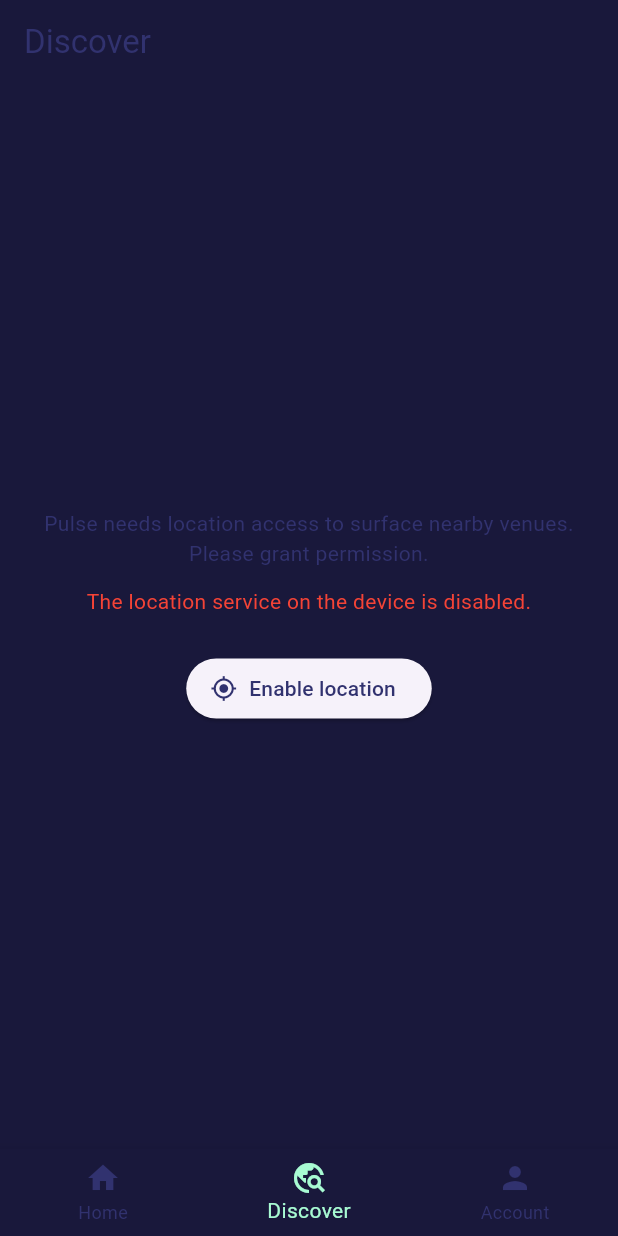
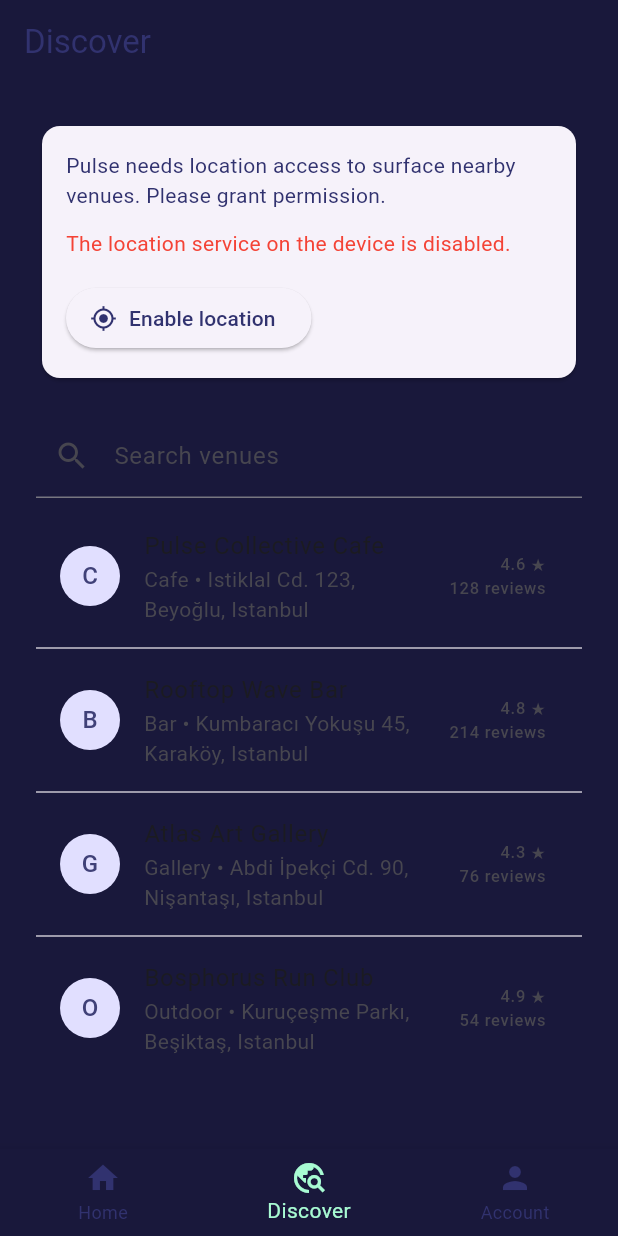
Before and after one commit to anielyavuz/heyWay, a Flutter app: the screen it shows once a user with an empty profile is signed in, item 2 of the bottom bar chosen, on a phone screen of 412 x 824 dp. Run offline on Flutter 3.47's test engine with Material 3 defaults, Android fonts, the phone set to English and light mode, and no system bars; our stand-ins replace cloud_firestore, firebase_auth, firebase_core, geolocator, shared_preferences; accounts and stored records are empty.

Commit message:
Add sample venue search experience

```diff
--- /dev/null
+++ b/lib/data/sample_venues.dart
@@ -0,0 +1,69 @@
+import 'package:cloud_firestore/cloud_firestore.dart';
+import '../models/venue.dart';
+
+final sampleVenues = <Venue>[
+  Venue(
+    id: 'cafe_pulse',
+    name: 'Pulse Collective Cafe',
+    category: 'Cafe',
+    location: const VenueLocation(
+      geoPoint: GeoPoint(41.0369, 28.9853),
+      geohash: 'sxkbfcyy3',
+    ),
+    addressSummary: 'Istiklal Cd. 123, Beyoğlu, Istanbul',
+    ownerId: null,
+    amenities: const ['WiFi', 'Outdoor Seating', 'Vegan Options'],
+    rating: const RatingSummary(average: 4.6, count: 128),
+    trendingScore: 92.4,
+    coverPhotoUrl:
+        'https://images.unsplash.com/photo-1521017432531-fbd92d768814?auto=format&fit=crop&w=800&q=80',
+  ),
+  Venue(
+    id: 'rooftop_wave',
+    name: 'Rooftop Wave Bar',
+    category: 'Bar',
+    location: const VenueLocation(
+      geoPoint: GeoPoint(41.0284, 28.9738),
+      geohash: 'sxkbe5prc',
+    ),
+    addressSummary: 'Kumbaracı Yokuşu 45, Karaköy, Istanbul',
+    ownerId: null,
+    amenities: const ['Live Music', 'Rooftop', 'Cocktails'],
+    rating: const RatingSummary(average: 4.8, count: 214),
+    trendingScore: 88.0,
+    coverPhotoUrl:
+        'https://images.unsplash.com/photo-1525286116112-b59af11adad1?auto=format&fit=crop&w=800&q=80',
+  ),
+  Venue(
+    id: 'atlas_gallery',
+    name: 'Atlas Art Gallery',
+    category: 'Gallery',
+    location: const VenueLocation(
+      geoPoint: GeoPoint(41.0392, 28.9977),
+      geohash: 'sxkbg7rse',
+    ),
+    addressSummary: 'Abdi İpekçi Cd. 90, Nişantaşı, Istanbul',
+    ownerId: null,
+    amenities: const ['Guided Tours', 'Workshops'],
+    rating: const RatingSummary(average: 4.3, count: 76),
+    trendingScore: 73.2,
+    coverPhotoUrl:
+        'https://images.unsplash.com/photo-1529421304207-8fc2c05c696c?auto=format&fit=crop&w=800&q=80',
+  ),
+  Venue(
+    id: 'bosphorus_run_club',
+    name: 'Bosphorus Run Club',
+    category: 'Outdoor',
+    location: const VenueLocation(
+      geoPoint: GeoPoint(41.0457, 29.0226),
+      geohash: 'sxkbhne77',
+    ),
+    addressSummary: 'Kuruçeşme Parkı, Beşiktaş, Istanbul',
+    ownerId: null,
+    amenities: const ['Community Events', 'Locker Room'],
+    rating: const RatingSummary(average: 4.9, count: 54),
+    trendingScore: 80.1,
+    coverPhotoUrl:
+        'https://images.unsplash.com/photo-1526404079169-9f47aa4c4d1d?auto=format&fit=crop&w=800&q=80',
+  ),
+];
--- a/lib/ideas/steps.txt
+++ b/lib/ideas/steps.txt
@@ -11,7 +11,7 @@
 ### Phase 1 – Core Pulse Experience
 - [x] Design Firestore collections (`users`, `venues`, `pulses`) aligned with firebase.txt spec. (Test: Execute unit tests instantiating the new model classes and ensure Firestore converters serialize/deserialize sample payloads correctly.)
 - [x] Build location permission request & geolocation service (using `geolocator` or similar). (Test: Launch on a fresh simulator, grant/deny permissions, and confirm the location state updates without breaking anonymous auth or theme persistence.)
-- [ ] Implement venue search + nearby list using sample data; integrate Firestore geohash queries later. (Test: Seed mock venues, search for a keyword, and verify results refresh while navigation tabs and location service keep functioning.)
+- [x] Implement venue search + nearby list using sample data; integrate Firestore geohash queries later. (Test: Seed mock venues, search for a keyword, and verify results refresh while navigation tabs and location service keep functioning.)
 - [ ] Wire up MapLibre GL with OpenStreetMap tiles for the discovery map and test marker rendering. (Test: Render the Discover map after location permission is granted and ensure MapLibre tiles plus markers appear with no dropped frames.)
 - [ ] Validate tile usage limits and configure style/theme files for MapLibre to match Pulse branding. (Test: Inspect MapLibre network calls during a 10-minute session to confirm tile limits aren't exceeded and styles match light/dark theme toggles.)
 - [ ] Integrate Foursquare Places API (free tier) for venue metadata during prototyping. (Test: Call the API via staging key, cache the response, and compare venue details with Firestore docs to ensure consistency and rate-limit compliance.)
--- a/lib/main.dart
+++ b/lib/main.dart
@@ -5,6 +5,7 @@
 import 'theme/app_theme.dart';
 import 'providers/location_provider.dart';
 import 'providers/theme_provider.dart';
+import 'providers/venue_search_provider.dart';
 import 'screens/home_screen.dart';
 import 'screens/account_screen.dart';
 import 'screens/discover_screen.dart';
@@ -28,6 +29,7 @@
           create: (_) => ThemeProvider()..loadThemePreference(),
         ),
         ChangeNotifierProvider(create: (_) => LocationProvider()..initialize()),
+        ChangeNotifierProvider(create: (_) => VenueSearchProvider()),
       ],
       child: Consumer<ThemeProvider>(
         builder: (context, themeProvider, child) {
--- /dev/null
+++ b/lib/providers/venue_search_provider.dart
@@ -0,0 +1,35 @@
+import 'package:flutter/material.dart';
+import '../data/sample_venues.dart';
+import '../models/venue.dart';
+
+class VenueSearchProvider extends ChangeNotifier {
+  VenueSearchProvider();
+
+  String _query = '';
+  List<Venue> _results = sampleVenues;
+
+  String get query => _query;
+  List<Venue> get results => _results;
+
+  void updateQuery(String value) {
+    _query = value;
+    _results = _filterVenues(value);
+    notifyListeners();
+  }
+
+  List<Venue> _filterVenues(String value) {
+    final trimmed = value.trim().toLowerCase();
+    if (trimmed.isEmpty) {
+      return sampleVenues;
+    }
+
+    return sampleVenues.where((venue) {
+      final nameMatch = venue.name.toLowerCase().contains(trimmed);
+      final categoryMatch = venue.category.toLowerCase().contains(trimmed);
+      final amenityMatch = venue.amenities.whereType<String>().any(
+        (amenity) => amenity.toLowerCase().contains(trimmed),
+      );
+      return nameMatch || categoryMatch || amenityMatch;
+    }).toList();
+  }
+}
--- a/lib/screens/discover_screen.dart
+++ b/lib/screens/discover_screen.dart
@@ -1,9 +1,31 @@
+import 'package:characters/characters.dart';
 import 'package:flutter/material.dart';
 import 'package:provider/provider.dart';
+import '../models/venue.dart';
 import '../providers/location_provider.dart';
+import '../providers/venue_search_provider.dart';
 
-class DiscoverScreen extends StatelessWidget {
+class DiscoverScreen extends StatefulWidget {
   const DiscoverScreen({super.key});
+
+  @override
+  State<DiscoverScreen> createState() => _DiscoverScreenState();
+}
+
+class _DiscoverScreenState extends State<DiscoverScreen> {
+  late final TextEditingController _controller;
+
+  @override
+  void initState() {
+    super.initState();
+    _controller = TextEditingController();
+  }
+
+  @override
+  void dispose() {
+    _controller.dispose();
+    super.dispose();
+  }
 
   Future<void> _handleLocationAction(BuildContext context) async {
     final provider = context.read<LocationProvider>();
@@ -66,40 +88,96 @@
   @override
   Widget build(BuildContext context) {
     final locationProvider = context.watch<LocationProvider>();
-    final status = locationProvider.status;
+    final searchProvider = context.watch<VenueSearchProvider>();
 
-    Widget content;
+    if (_controller.text != searchProvider.query) {
+      _controller.value = TextEditingValue(
+        text: searchProvider.query,
+        selection: TextSelection.collapsed(offset: searchProvider.query.length),
+      );
+    }
 
-    if (locationProvider.isRequesting) {
-      content = const CircularProgressIndicator();
-    } else if (status == LocationStatus.granted &&
-        locationProvider.position != null) {
-      final position = locationProvider.position!;
-      content = Column(
-        mainAxisAlignment: MainAxisAlignment.center,
+    final locationSection = _buildLocationSection(locationProvider);
+    final venues = searchProvider.results;
+
+    return Scaffold(
+      appBar: AppBar(title: const Text('Discover')),
+      body: Padding(
+        padding: const EdgeInsets.all(24),
+        child: Column(
+          crossAxisAlignment: CrossAxisAlignment.start,
+          children: [
+            Card(
+              child: Padding(
+                padding: const EdgeInsets.all(16),
+                child: locationSection,
+              ),
+            ),
+            const SizedBox(height: 20),
+            TextField(
+              controller: _controller,
+              onChanged: searchProvider.updateQuery,
+              decoration: const InputDecoration(
+                prefixIcon: Icon(Icons.search),
+                labelText: 'Search venues',
+                hintText: 'Try cafe, rooftop, or vegan',
+              ),
+            ),
+            const SizedBox(height: 12),
+            Expanded(
+              child: venues.isEmpty
+                  ? const Center(
+                      child: Text(
+                        'No venues match your search yet. Try a different keyword.',
+                        textAlign: TextAlign.center,
+                      ),
+                    )
+                  : ListView.separated(
+                      itemCount: venues.length,
+                      separatorBuilder: (_, __) => const Divider(),
+                      itemBuilder: (context, index) {
+                        final venue = venues[index];
+                        return _VenueTile(venue: venue);
+                      },
+                    ),
+            ),
+          ],
+        ),
+      ),
+    );
+  }
+
+  Widget _buildLocationSection(LocationProvider provider) {
+    final status = provider.status;
+
+    if (provider.isRequesting) {
+      return const Center(child: CircularProgressIndicator());
+    }
+
+    if (status == LocationStatus.granted && provider.position != null) {
+      final position = provider.position!;
+      return Column(
+        crossAxisAlignment: CrossAxisAlignment.start,
         children: [
           const Text(
             'Location locked in!',
             style: TextStyle(fontSize: 18, fontWeight: FontWeight.w600),
           ),
-          const SizedBox(height: 12),
+          const SizedBox(height: 8),
           Text('Latitude: ${position.latitude.toStringAsFixed(4)}'),
           Text('Longitude: ${position.longitude.toStringAsFixed(4)}'),
-          if (locationProvider.error != null) ...[
-            const SizedBox(height: 16),
-            Text(
-              locationProvider.error!,
-              style: const TextStyle(color: Colors.red),
-            ),
+          if (provider.error != null) ...[
+            const SizedBox(height: 12),
+            Text(provider.error!, style: const TextStyle(color: Colors.red)),
           ],
-          const SizedBox(height: 24),
+          const SizedBox(height: 12),
           const Text(
             'MapLibre will use this position to highlight nearby Pulses and venues.',
-            textAlign: TextAlign.center,
           ),
         ],
       );
-    } else {
+    }
+
     String message;
     switch (status) {
       case LocationStatus.disabled:
@@ -107,7 +185,7 @@
             'Location services are turned off. Enable them to see nearby Pulses.';
         break;
       case LocationStatus.denied:
-          message = locationProvider.canRequestPermission
+        message = provider.canRequestPermission
             ? 'Pulse needs location access to surface nearby venues. Please grant permission.'
             : 'Location access is denied. Use the button below to open settings and grant location access.';
         break;
@@ -118,28 +196,28 @@
         break;
     }
 
-      content = Column(
-        mainAxisAlignment: MainAxisAlignment.center,
+    return Column(
+      crossAxisAlignment: CrossAxisAlignment.start,
       children: [
-          Text(message, textAlign: TextAlign.center),
-          if (locationProvider.error != null) ...[
+        Text(message),
+        if (provider.error != null) ...[
           const SizedBox(height: 12),
-            Text(
-              locationProvider.error!,
-              textAlign: TextAlign.center,
-              style: const TextStyle(color: Colors.red),
-            ),
+          Text(provider.error!, style: const TextStyle(color: Colors.red)),
         ],
-          const SizedBox(height: 24),
+        const SizedBox(height: 16),
         ElevatedButton.icon(
-            onPressed: locationProvider.isRequesting
+          onPressed: provider.isRequesting
               ? null
               : () => _handleLocationAction(context),
-            icon: const Icon(Icons.my_location),
+          icon: Icon(
+            status == LocationStatus.disabled
+                ? Icons.settings
+                : Icons.my_location,
+          ),
           label: Text(
             status == LocationStatus.disabled
                 ? 'Enable location services'
-                  : locationProvider.canRequestPermission
+                : provider.canRequestPermission
                 ? 'Enable location'
                 : 'Open settings',
           ),
@@ -147,11 +225,28 @@
       ],
     );
   }
+}
 
-    return Scaffold(
-      appBar: AppBar(title: const Text('Discover')),
-      body: Center(
-        child: Padding(padding: const EdgeInsets.all(24), child: content),
+class _VenueTile extends StatelessWidget {
+  const _VenueTile({required this.venue});
+
+  final Venue venue;
+
+  @override
+  Widget build(BuildContext context) {
+    return ListTile(
+      leading: CircleAvatar(
+        child: Text(venue.category.characters.first.toUpperCase()),
+      ),
+      title: Text(venue.name),
+      subtitle: Text('${venue.category} • ${venue.addressSummary}'),
+      trailing: Column(
+        mainAxisAlignment: MainAxisAlignment.center,
+        crossAxisAlignment: CrossAxisAlignment.end,
+        children: [
+          Text('${venue.rating.average.toStringAsFixed(1)} ★'),
+          Text('${venue.rating.count} reviews'),
+        ],
       ),
     );
   }
```
Lines whose indentation alone changed are shown as unchanged.
